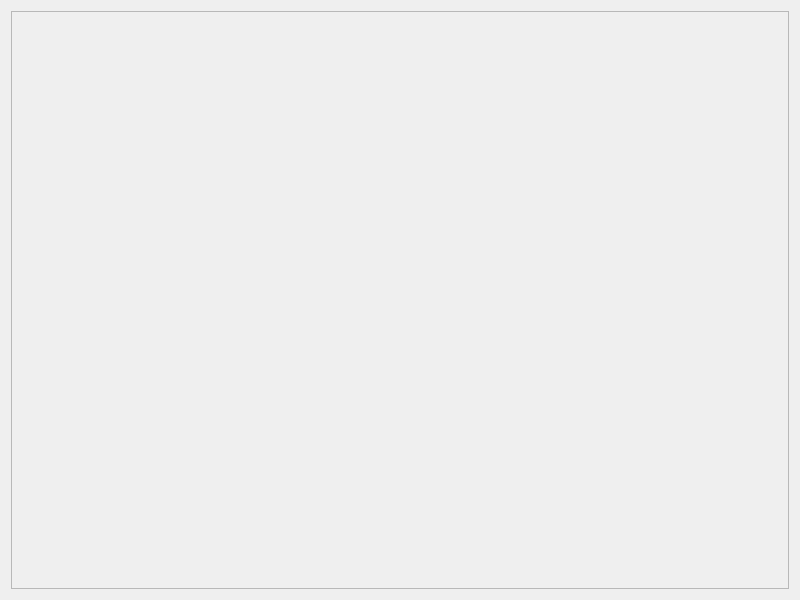
robocomp/robocomp-robolab, file components/local-grid/src/mainUI.ui: the form before one commit.
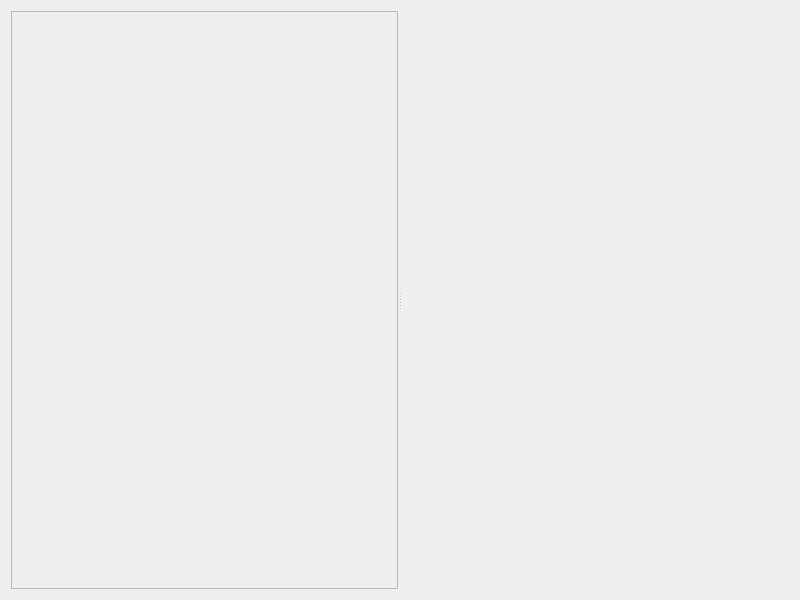
The form after the commit.

The edit to the form file:
```diff
--- a/components/local-grid/src/mainUI.ui
+++ b/components/local-grid/src/mainUI.ui
@@ -15,6 +15,10 @@
   </property>
   <layout class="QVBoxLayout" name="verticalLayout">
    <item>
+    <widget class="QSplitter" name="splitter">
+     <property name="orientation">
+      <enum>Qt::Horizontal</enum>
+     </property>
     <widget class="QFrame" name="beta_frame">
      <property name="frameShape">
       <enum>QFrame::StyledPanel</enum>
@@ -22,6 +26,8 @@
      <property name="frameShadow">
       <enum>QFrame::Raised</enum>
      </property>
+     </widget>
+     <widget class="QWidget" name="widget_3d" native="true"/>
     </widget>
    </item>
   </layout>
```
Lines whose indentation alone changed are shown as unchanged.
